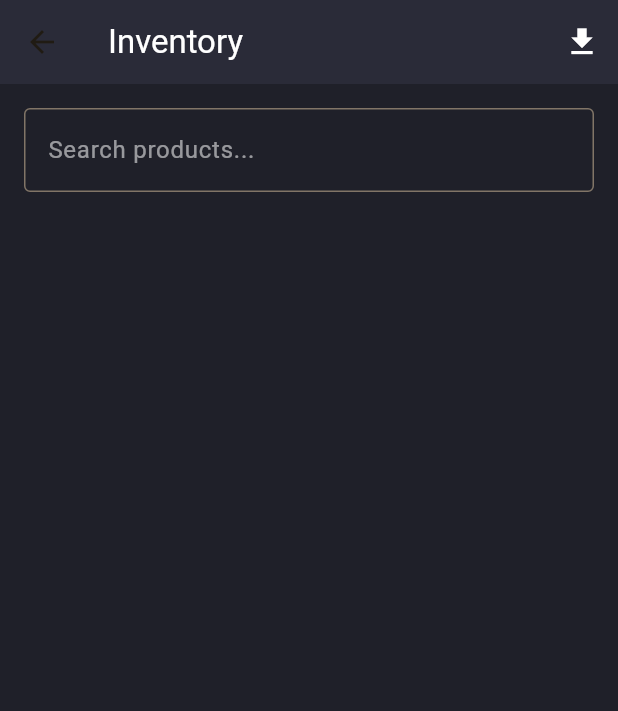
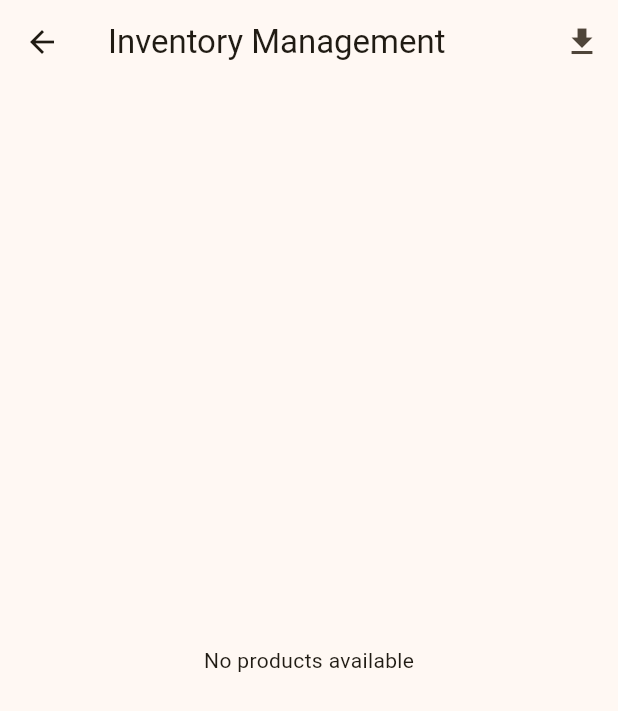
Before and after one commit to rohitRaut007/entc_pos_system, a Flutter app: the InventoryPage screen opened directly, after a tap on the "file download" icon, on a phone screen of 412 x 824 dp. Shown: the top 711 px of the screen. Run offline on Flutter 3.47's test engine with Material 3 defaults, Android fonts, the phone set to English and light mode, and no system bars; our stand-ins replace flutter_slidable, hive, hive_flutter; missing offline and left inert: syncfusion_flutter_xlsio; accounts and stored records are empty.

Commit message:
inventory page added

```diff
--- a/lib/pages/inventory_page.dart
+++ b/lib/pages/inventory_page.dart
@@ -1,5 +1,7 @@
 import 'package:flutter/material.dart';
+import 'package:hive_flutter/hive_flutter.dart'; // Hive
 import 'package:hive/hive.dart';
+import 'package:flutter_slidable/flutter_slidable.dart';
 import 'package:syncfusion_flutter_xlsio/xlsio.dart' as excel;
 import 'dart:io';
 import 'package:path_provider/path_provider.dart';
@@ -14,7 +16,6 @@ class InventoryPage extends StatefulWidget {
 
 class _InventoryPageState extends State<InventoryPage> {
   late Box<Product> productBox;
-  String searchQuery = "";
 
   @override
   void initState() {
@@ -22,99 +23,126 @@ class _InventoryPageState extends State<InventoryPage> {
     productBox = Hive.box<Product>('products');
   }
 
-  List<Product> getFilteredProducts() {
-    if (searchQuery.isEmpty) {
-      return productBox.values.toList();
-    }
-    return productBox.values
-        .where((product) => product.name.toLowerCase().contains(searchQuery.toLowerCase()))
-        .toList();
+  Future<void> _exportInventoryToExcel() async {
+    final workbook = excel.Workbook();
+    final sheet = workbook.worksheets.addWithName('Inventory');
+
+    sheet.getRangeByName('A1').setText('Product Name');
+    sheet.getRangeByName('B1').setText('Category');
+    sheet.getRangeByName('C1').setText('Price');
+    sheet.getRangeByName('D1').setText('Quantity');
+    sheet.getRangeByName('E1').setText('Stock Status');
+
+    for (var i = 0; i < productBox.length; i++) {
+      final product = productBox.getAt(i);
+      final row = i + 2;
+      sheet.getRangeByName('A$row').setText(product?.name ?? '');
+      sheet.getRangeByName('B$row').setText(product?.category ?? '');
+      sheet.getRangeByName('C$row').setNumber(product?.price ?? 0.0);
+      sheet.getRangeByName('D$row').setNumber((product?.quantity ?? 0) as double?);
+      sheet.getRangeByName('E$row').setText(product!.quantity > 0 ? 'In Stock' : 'Out of Stock');
     }
 
-  Future<void> exportToExcel() async {
-    final workbook = excel.Workbook();
-    final sheet = workbook.worksheets[0];
+    final bytes = workbook.saveAsStream();
+    workbook.dispose();
 
-    // Set headers
-    sheet.getRangeByName('A1').setText('Name');
-    sheet.getRangeByName('B1').setText('Price');
-    sheet.getRangeByName('C1').setText('Quantity');
-    sheet.getRangeByName('D1').setText('Category');
+    final directory = await getDownloadsDirectory();
+    final path = '${directory?.path}/inventory_export.xlsx';
+    final file = File(path);
+    await file.writeAsBytes(bytes);
 
-    // Populate data
-    final products = productBox.values.toList();
-    for (int i = 0; i < products.length; i++) {
-      final product = products[i];
-      sheet.getRangeByIndex(i + 2, 1).setText(product.name);
-      sheet.getRangeByIndex(i + 2, 2).setNumber(product.price);
-      sheet.getRangeByIndex(i + 2, 3).setNumber(product.quantity.toDouble());
-      sheet.getRangeByIndex(i + 2, 4).setText(product.category);
+    ScaffoldMessenger.of(context).showSnackBar(
+      SnackBar(content: Text('Inventory exported to: $path')),
+    );
   }
 
-    final List<int> bytes = workbook.saveAsStream();
-    workbook.dispose();
+  void _deleteProduct(int index) {
+    productBox.deleteAt(index);
+    setState(() {});
+    ScaffoldMessenger.of(context).showSnackBar(
+      const SnackBar(content: Text('Product deleted successfully.')),
+    );
+  }
 
-    final directory = await getApplicationDocumentsDirectory();
-    final path = '${directory.path}/Inventory.xlsx';
-    final file = File(path);
-    await file.writeAsBytes(bytes, flush: true);
-
+  void _editProduct(int index, Product product) {
+    productBox.putAt(index, product);
+    setState(() {});
     ScaffoldMessenger.of(context).showSnackBar(
-      SnackBar(content: Text('Exported to: $path')),
+      const SnackBar(content: Text('Product updated successfully.')),
     );
   }
 
   @override
   Widget build(BuildContext context) {
-    final filteredProducts = getFilteredProducts();
-
     return Scaffold(
-      backgroundColor: const Color(0xff1f2029),
       appBar: AppBar(
-        backgroundColor: const Color(0xff2a2b38),
-        title: const Text('Inventory', style: TextStyle(color: Colors.white)),
+        title: const Text('Inventory Management'),
         actions: [
           IconButton(
-            icon: const Icon(Icons.file_download, color: Colors.white),
-            onPressed: exportToExcel,
+            icon: const Icon(Icons.file_download),
+            onPressed: _exportInventoryToExcel,
+            tooltip: 'Export to Excel',
           ),
         ],
       ),
-      body: Column(
+      body: ValueListenableBuilder(
+        valueListenable: productBox.listenable(),
+        builder: (context, Box<Product> box, _) {
+          if (box.isEmpty) {
+            return const Center(child: Text('No products available'));
+          }
+
+          int totalProducts = box.length;
+          int totalStock = box.values.fold(0, (sum, item) => sum + item.quantity);
+          double totalValue = box.values.fold(0.0, (sum, item) => sum + (item.price * item.quantity));
+
+          return Column(
             children: [
               Padding(
-            padding: const EdgeInsets.all(16.0),
-            child: TextField(
-              style: const TextStyle(color: Colors.white),
-              decoration: const InputDecoration(
-                hintText: 'Search products...',
-                hintStyle: TextStyle(color: Colors.white54),
-                border: OutlineInputBorder(
-                  borderSide: BorderSide(color: Colors.white),
+                padding: const EdgeInsets.all(8.0),
+                child: Card(
+                  child: ListTile(
+                    title: const Text('Inventory Summary'),
+                    subtitle: Text('Total Products: $totalProducts\nTotal Stock: $totalStock\nTotal Value: ₹${totalValue.toStringAsFixed(2)}'),
                   ),
-              ),
-              onChanged: (value) {
-                setState(() => searchQuery = value);
-              },
                 ),
               ),
               Expanded(
                 child: ListView.builder(
-              itemCount: filteredProducts.length,
+                  itemCount: box.length,
                   itemBuilder: (context, index) {
-                final product = filteredProducts[index];
-                return Card(
-                  color: const Color(0xff2a2b38),
-                  margin: const EdgeInsets.symmetric(horizontal: 16, vertical: 8),
+                    final product = box.getAt(index);
+                    return Slidable(
+                      endActionPane: ActionPane(
+                        motion: const ScrollMotion(),
+                        children: [
+                          SlidableAction(
+                            onPressed: (_) => _editProduct(index, product!),
+                            backgroundColor: Colors.blue,
+                            foregroundColor: Colors.white,
+                            icon: Icons.edit,
+                            label: 'Edit',
+                          ),
+                          SlidableAction(
+                            onPressed: (_) => _deleteProduct(index),
+                            backgroundColor: Colors.red,
+                            foregroundColor: Colors.white,
+                            icon: Icons.delete,
+                            label: 'Delete',
+                          ),
+                        ],
+                      ),
+                      child: Card(
                         child: ListTile(
                           leading: CircleAvatar(
-                      backgroundColor: Colors.blueGrey,
-                      child: Text('${product.quantity}', style: const TextStyle(color: Colors.white)),
+                            backgroundColor: product!.quantity > 0 ? Colors.green : Colors.red,
+                            child: Text('${product.quantity}'),
                           ),
-                    title: Text(product.name, style: const TextStyle(color: Colors.white)),
-                    subtitle: Text(
-                      '₹ ${product.price.toStringAsFixed(2)} - ${product.category}',
-                      style: const TextStyle(color: Colors.grey),
+                          title: Text(product.name),
+                          subtitle: Text('${product.category} - ₹${product.price.toStringAsFixed(2)}'),
+                          trailing: product.quantity < 5
+                              ? const Icon(Icons.warning, color: Colors.orange)
+                              : null,
                         ),
                       ),
                     );
@@ -122,7 +150,19 @@ class _InventoryPageState extends State<InventoryPage> {
                 ),
               ),
             ],
+          );
+        },
       ),
     );
   }
 }
+
+Future<Directory?> getDownloadsDirectory() async {
+  if (Platform.isWindows) {
+    return Directory('${Platform.environment['USERPROFILE']}\Downloads');
+  } else if (Platform.isLinux || Platform.isMacOS) {
+    return Directory('/home/${Platform.environment['USER']}');
+  } else {
+    return getApplicationDocumentsDirectory();
+  }
+}
--- a/lib/pages/products_page.dart
+++ b/lib/pages/products_page.dart
@@ -83,7 +83,7 @@ class _ProductsPageState extends State<ProductsPage> {
                   items: categories.map((category) {
                     return DropdownMenuItem<String>(
                       value: category['title'],
-                      child: Text(category['title']),
+                      child: Text(category['title'],style:const TextStyle(color: Colors.white),),
                     );
                   }).toList(),
                   onChanged: (value) {
@@ -204,7 +204,7 @@ class _ProductsPageState extends State<ProductsPage> {
                   style: const TextStyle(color: Colors.white)),
               subtitle: Text(
                 '₹ ${product?.price.toStringAsFixed(2)} - ${product?.category}',
-                style: const TextStyle(color: Colors.grey),
+                style: const TextStyle(color: Color.fromARGB(255, 251, 250, 250)),
               ),
 
               trailing: Row(
--- a/pubspec.yaml
+++ b/pubspec.yaml
@@ -24,6 +24,7 @@ dependencies:
   # Cupertino Icons for iOS-style icons
   cupertino_icons: ^1.0.8
   intl: ^0.19.0
+  flutter_slidable: ^4.0.0
 
 # Development-only dependencies (for code generation, testing, and linting)
 dev_dependencies:
```
Also changed, not shown: lib/pages/settings_page.dart (+7 -28 lines), pubspec.lock. Lines whose indentation alone changed are shown as unchanged.
